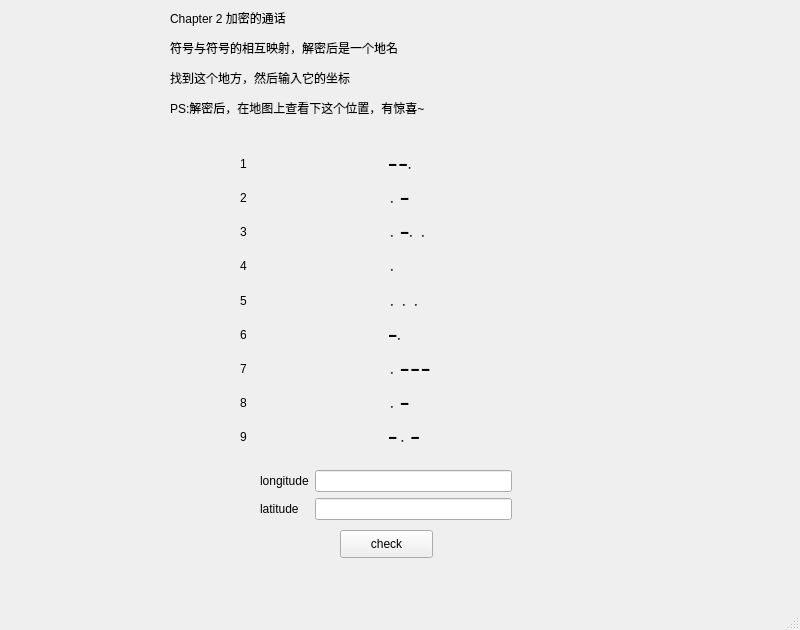
Before: the Qt Designer form src/designer/chapter2.ui in zhangjiapu/game_with_qt, drawn with Qt 5.
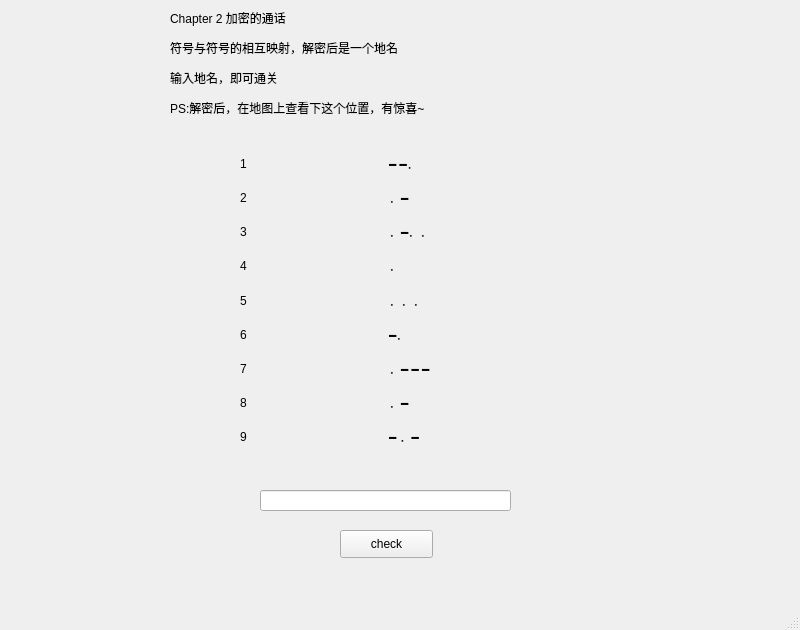
After: the same form once the commit is applied.

Commit message: 基本完成chapter1和chapter2的功能

Diff of the .ui file:
```diff
--- a/src/designer/chapter2.ui
+++ b/src/designer/chapter2.ui
@@ -14,38 +14,6 @@
    <string>MainWindow</string>
   </property>
   <widget class="QWidget" name="centralwidget">
-   <widget class="QWidget" name="formLayoutWidget">
-    <property name="geometry">
-     <rect>
-      <x>260</x>
-      <y>470</y>
-      <width>252</width>
-      <height>51</height>
-     </rect>
-    </property>
-    <layout class="QFormLayout" name="formLayout">
-     <item row="0" column="0">
-      <widget class="QLabel" name="longitudeLabel">
-       <property name="text">
-        <string>longitude</string>
-       </property>
-      </widget>
-     </item>
-     <item row="0" column="1">
-      <widget class="QLineEdit" name="longitudeLineEdit"/>
-     </item>
-     <item row="1" column="1">
-      <widget class="QLineEdit" name="latitudeLineEdit"/>
-     </item>
-     <item row="1" column="0">
-      <widget class="QLabel" name="latitudeLabel">
-       <property name="text">
-        <string>latitude</string>
-       </property>
-      </widget>
-     </item>
-    </layout>
-   </widget>
    <widget class="QPushButton" name="pushButton">
     <property name="geometry">
      <rect>
@@ -233,7 +201,7 @@
      </rect>
     </property>
     <property name="text">
-     <string>找到这个地方，然后输入它的坐标</string>
+     <string>输入地名，即可通关</string>
     </property>
    </widget>
    <widget class="QLabel" name="label_22">
@@ -249,6 +217,16 @@
      <string>PS:解密后，在地图上查看下这个位置，有惊喜~</string>
     </property>
    </widget>
+   <widget class="QLineEdit" name="lineEdit">
+    <property name="geometry">
+     <rect>
+      <x>260</x>
+      <y>490</y>
+      <width>251</width>
+      <height>21</height>
+     </rect>
+    </property>
+   </widget>
   </widget>
   <widget class="QMenuBar" name="menubar">
    <property name="geometry">
```
The commit also changes 3 other files.
